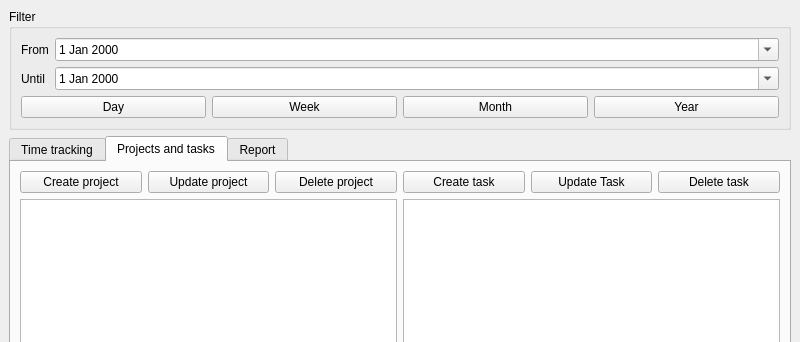
tsymalla/timetracker, file timetracker/mainwindow.ui: the form before one commit; both pictures show x 0 to 800 and y 0 to 342 of the 800 by 769 pixel window.
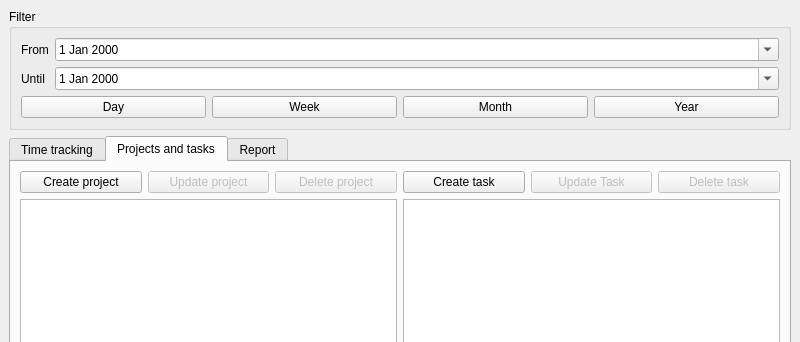
The form after the commit. Custom widgets are drawn as their Qt base class.

```diff
--- a/timetracker/mainwindow.ui
+++ b/timetracker/mainwindow.ui
@@ -226,6 +226,9 @@
             </item>
             <item>
              <widget class="QPushButton" name="btnUpdateProject">
+              <property name="enabled">
+               <bool>false</bool>
+              </property>
               <property name="text">
                <string>Update project</string>
               </property>
@@ -233,6 +236,9 @@
             </item>
             <item>
              <widget class="QPushButton" name="btnDeleteProject">
+              <property name="enabled">
+               <bool>false</bool>
+              </property>
               <property name="text">
                <string>Delete project</string>
               </property>
@@ -260,6 +266,9 @@
               </item>
               <item>
                <widget class="QPushButton" name="btnUpdateTask">
+                <property name="enabled">
+                 <bool>false</bool>
+                </property>
                 <property name="text">
                  <string>Update Task</string>
                 </property>
@@ -267,6 +276,9 @@
               </item>
               <item>
                <widget class="QPushButton" name="btnDeleteTask">
+                <property name="enabled">
+                 <bool>false</bool>
+                </property>
                 <property name="text">
                  <string>Delete task</string>
                 </property>
```
